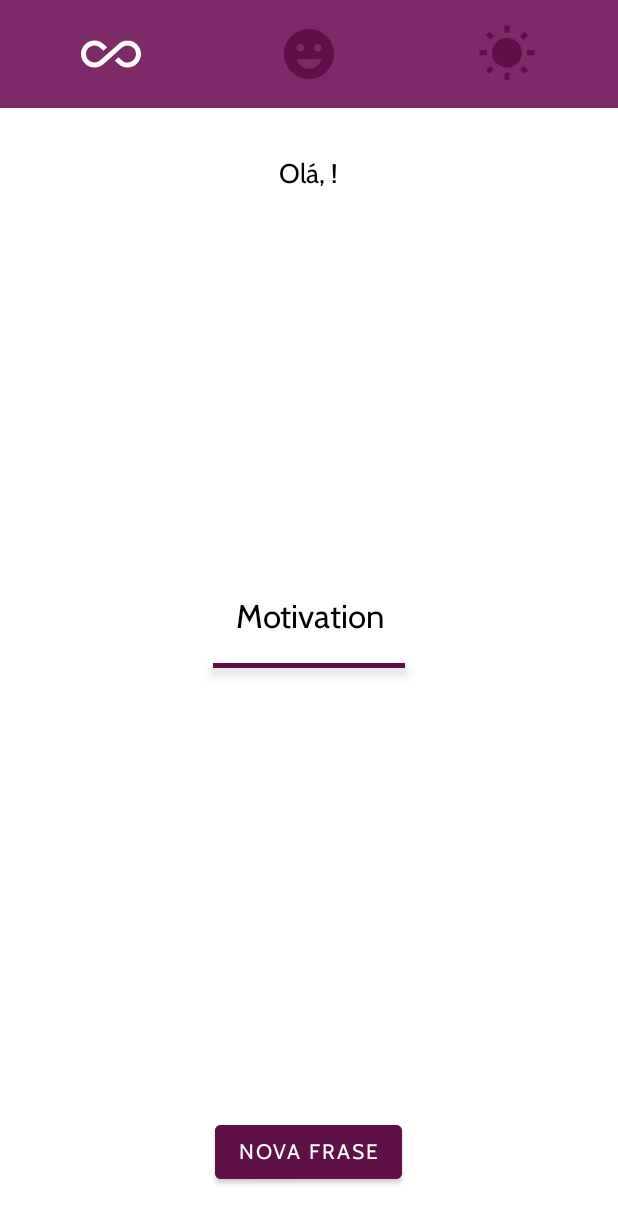
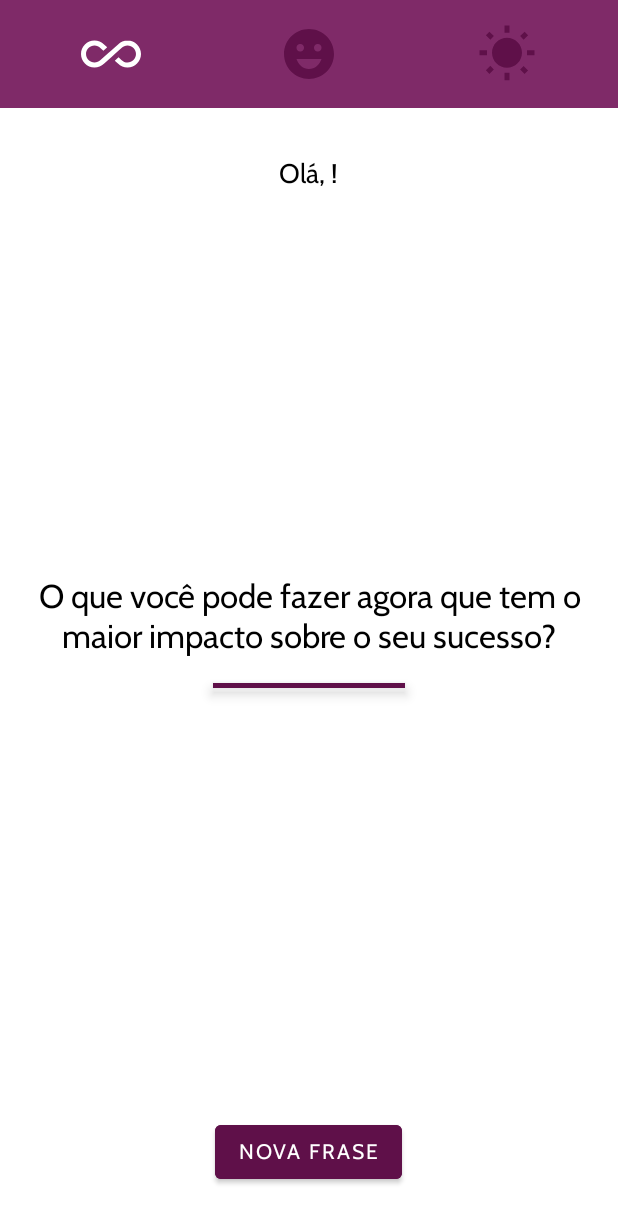
Before and after one commit to FelipeIgansi/MotivationProjectUdemy, an Android app: the MainActivity screen opened directly, with no data from a screen before it, on a phone screen of 412 x 824 dp. Shown: the top 1223 px of the screen. Run offline under Robolectric (Android 15) with nearby library versions, the phone set to English and light mode, and no system bars.

Commit message:
exibicao de frases aleatorias

```diff
--- /dev/null
+++ b/app/src/main/java/com/example/motivation/data/Mock.kt
@@ -0,0 +1,33 @@
+package com.example.motivation.data
+
+import com.example.motivation.infra.Constants
+import kotlin.random.Random
+
+//Mock é um dado ficticio
+class Mock {
+    private val sunny = Constants.FILTER.SUNNY
+    private val all = Constants.FILTER.ALL
+    private val happy = Constants.FILTER.HAPPY_FACE
+    private val mListPhrase = listOf(
+        Phrase("Não sabendo que era impossível, foi lá e fez.", happy),
+        Phrase("Você não é derrotado quando perde, você é derrotado quando desiste!", happy),
+        Phrase("Quando está mais escuro, vemos mais estrelas!", happy),
+        Phrase("Insanidade é fazer sempre a mesma coisa e esperar um resultado diferente.", happy),
+        Phrase("Não pare quando estiver cansado, pare quando tiver terminado.", happy),
+        Phrase("O que você pode fazer agora que tem o maior impacto sobre o seu sucesso?", happy),
+        Phrase("A melhor maneira de prever o futuro é inventá-lo.", sunny),
+        Phrase("Você perde todas as chances que você não aproveita.", sunny),
+        Phrase("Fracasso é o condimento que dá sabor ao sucesso.", sunny),
+        Phrase("Enquanto não estivermos comprometidos, haverá hesitação!", sunny),
+        Phrase("Se você não sabe onde quer ir, qualquer caminho serve.", sunny),
+        Phrase("Se você acredita, faz toda a diferença.", sunny),
+        Phrase("Riscos devem ser corridos, porque o maior perigo é não arriscar nada!", sunny)
+    )
+
+    fun getPhrase(value: Int): String {
+        val filtered = mListPhrase.filter { it.categoryId == value || value == all}
+        return filtered[Random.nextInt(filtered.size)].description
+    }
+}
+
+data class Phrase(val description: String, val categoryId: Int)
--- a/app/src/main/java/com/example/motivation/infra/Constants.kt
+++ b/app/src/main/java/com/example/motivation/infra/Constants.kt
@@ -6,7 +6,7 @@ class Constants private constructor(){
     }
 
     object FILTER{
-        const val INFINITY = 1
+        const val ALL = 1
         const val HAPPY_FACE = 2
         const val SUNNY = 3
     }
--- a/app/src/main/java/com/example/motivation/ui/MainActivity.kt
+++ b/app/src/main/java/com/example/motivation/ui/MainActivity.kt
@@ -6,13 +6,14 @@ import android.view.View
 import androidx.core.content.ContextCompat
 import com.example.motivation.infra.Constants
 import com.example.motivation.R
+import com.example.motivation.data.Mock
 import com.example.motivation.infra.SecurityPreferences
 import com.example.motivation.databinding.ActivityMainBinding
 
 class  MainActivity : AppCompatActivity(), View.OnClickListener
 {
     private  lateinit var binding : ActivityMainBinding
-    private var categoryId = 1
+    private var categoryId = Constants.FILTER.ALL
 
     override fun onCreate(savedInstanceState: Bundle?) {
         super.onCreate(savedInstanceState)
@@ -22,15 +23,16 @@ class  MainActivity : AppCompatActivity(), View.OnClickListener
         supportActionBar?.hide()// esconde a barra de navegacao
 
         handleUserName()
-        handleFilter(R.id.image_infinity)
+        handleFilter(R.id.image_all)
+        handleNextPhrase()
 
         binding.buttonNewPhrase.setOnClickListener(this)
         //Images
         binding.imageHappyFace.setOnClickListener(this)
-        binding.imageInfinity.setOnClickListener(this)
+        binding.imageAll.setOnClickListener(this)
         binding.imageSunny.setOnClickListener(this)
+    }
 
-    }
 
     private fun handleUserName(){
         val name = SecurityPreferences(this).getString(Constants.KEY.USER_NAME)
@@ -39,20 +41,25 @@ class  MainActivity : AppCompatActivity(), View.OnClickListener
 
     override fun onClick(view: View) {
         if (view.id == R.id.button_new_phrase){
-            var s = ""
-        }else if (view.id in listOf(R.id.image_infinity, R.id.image_happy_face, R.id.image_sunny)){
+            handleNextPhrase()
+        }else if (view.id in listOf(R.id.image_all, R.id.image_happy_face, R.id.image_sunny)){
             handleFilter(view.id)
+        }else if (view.id == R.id.text_phrase){
         }
     }
 
+    private fun handleNextPhrase() {
+        binding.textPhrase.text = Mock().getPhrase(categoryId)
+    }
+
     private fun handleFilter(id: Int) {
-        binding.imageInfinity.setColorFilter(ContextCompat.getColor(this, R.color.dark_purple))
+        binding.imageAll.setColorFilter(ContextCompat.getColor(this, R.color.dark_purple))
         binding.imageSunny.setColorFilter(ContextCompat.getColor(this, R.color.dark_purple))
         binding.imageHappyFace.setColorFilter(ContextCompat.getColor(this, R.color.dark_purple))
         when (id) {
-            R.id.image_infinity -> {
-                binding.imageInfinity.setColorFilter(ContextCompat.getColor(this, R.color.white))
-                categoryId = Constants.FILTER.INFINITY
+            R.id.image_all -> {
+                binding.imageAll.setColorFilter(ContextCompat.getColor(this, R.color.white))
+                categoryId = Constants.FILTER.ALL
             }
             R.id.image_happy_face -> {
                 binding.imageHappyFace.setColorFilter(ContextCompat.getColor(this, R.color.white))
--- a/app/src/main/res/layout/activity_main.xml
+++ b/app/src/main/res/layout/activity_main.xml
@@ -18,7 +18,7 @@
         android:layout_height="wrap_content">
 
         <ImageView
-            android:id="@+id/image_infinity"
+            android:id="@+id/image_all"
             android:src="@drawable/ic_infinity"
             android:layout_weight="1"
             android:layout_width="0dp"
@@ -61,9 +61,9 @@
         android:fontFamily="@font/cabin"
         android:gravity="center"
         android:padding="16dp"
-        android:textSize="22sp"
+        android:text="@string/app_name"
         android:textColor="@color/black"
-        android:text="@string/app_name" />
+        android:textSize="22sp" />
 
     <View
         android:layout_width="128dp"
```
